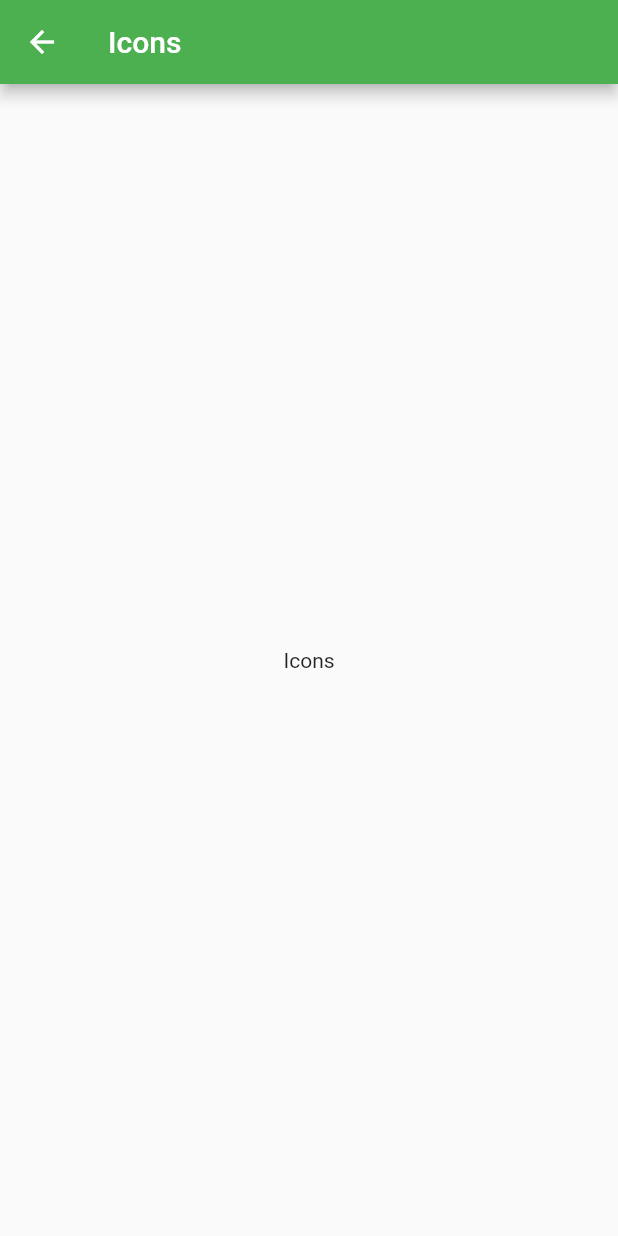
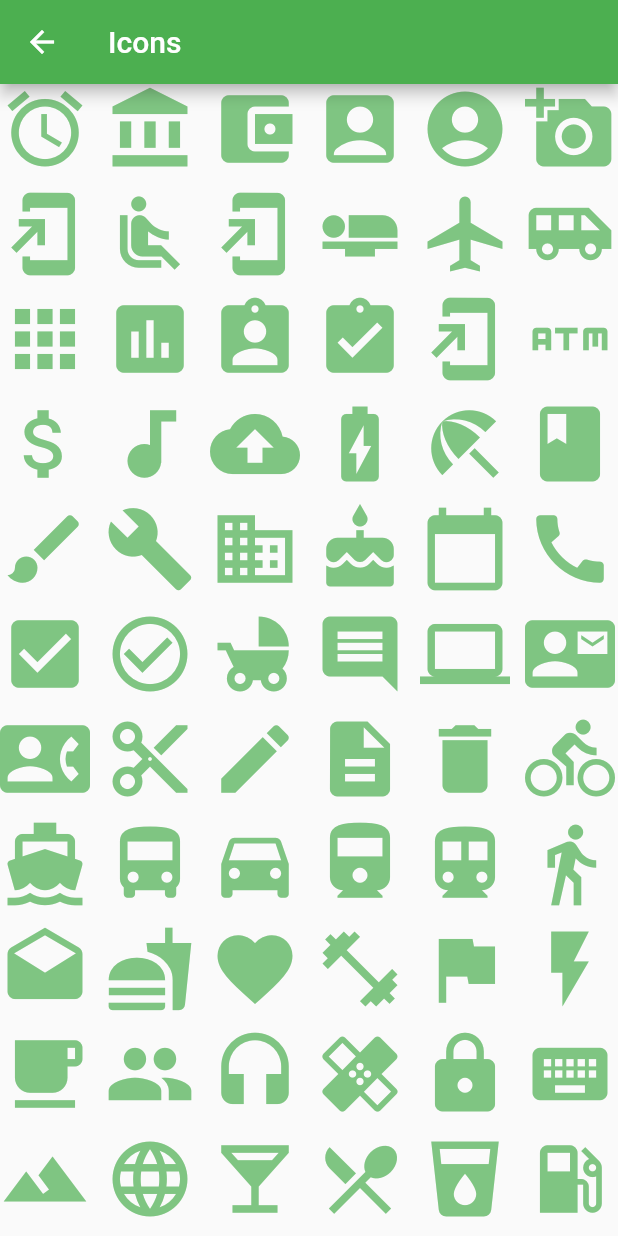
Before and after one commit to sumithpdd/flutterinmotion, a Flutter app: the IconsPage screen opened directly, on a phone screen of 412 x 824 dp. Run offline on Flutter 3.47's test engine with Material 2 defaults, Android fonts, the phone set to English and light mode, and no system bars.

Commit message:
Forms , account, type and icons

```diff
--- /dev/null
+++ b/spend_tracker/lib/pages/icons/icon_list.dart
@@ -0,0 +1,99 @@
+import 'package:flutter/material.dart';
+
+final icons = [
+  Icons.access_alarm,
+  Icons.account_balance,
+  Icons.account_balance_wallet,
+  Icons.account_box,
+  Icons.account_circle,
+  Icons.add_a_photo,
+  Icons.add_to_home_screen,
+  Icons.airline_seat_recline_normal,
+  Icons.add_to_home_screen,
+  Icons.airline_seat_flat,
+  Icons.airplanemode_active,
+  Icons.airport_shuttle,
+  Icons.apps,
+  Icons.assessment,
+  Icons.assignment_ind,
+  Icons.assignment_turned_in,
+  Icons.add_to_home_screen,
+  Icons.atm,
+  Icons.attach_money,
+  Icons.audiotrack,
+  Icons.backup,
+  Icons.battery_charging_full,
+  Icons.beach_access,
+  Icons.book,
+  Icons.brush,
+  Icons.build,
+  Icons.business,
+  Icons.cake,
+  Icons.calendar_today,
+  Icons.call,
+  Icons.check_box,
+  Icons.check_circle_outline,
+  Icons.child_friendly,
+  Icons.comment,
+  Icons.computer,
+  Icons.contact_mail,
+  Icons.contact_phone,
+  Icons.content_cut,
+  Icons.create,
+  Icons.description,
+  Icons.delete,
+  Icons.directions_bike,
+  Icons.directions_boat,
+  Icons.directions_bus,
+  Icons.directions_car,
+  Icons.directions_railway,
+  Icons.directions_subway,
+  Icons.directions_walk,
+  Icons.drafts,
+  Icons.fastfood,
+  Icons.favorite,
+  Icons.fitness_center,
+  Icons.flag,
+  Icons.flash_on,
+  Icons.free_breakfast,
+  Icons.group,
+  Icons.headset,
+  Icons.healing,
+  Icons.https,
+  Icons.keyboard,
+  Icons.landscape,
+  Icons.language,
+  Icons.local_bar,
+  Icons.local_dining,
+  Icons.local_drink,
+  Icons.local_gas_station,
+  Icons.local_parking,
+  Icons.local_pharmacy,
+  Icons.local_convenience_store,
+  Icons.local_movies,
+  Icons.local_taxi,
+  Icons.motorcycle,
+  Icons.mouse,
+  Icons.movie,
+  Icons.music_note,
+  Icons.notifications,
+  Icons.panorama,
+  Icons.people,
+  Icons.pets,
+  Icons.pool,
+  Icons.power,
+  Icons.print,
+  Icons.receipt,
+  Icons.redeem,
+  Icons.restaurant,
+  Icons.restaurant_menu,
+  Icons.rowing,
+  Icons.school,
+  Icons.shopping_basket,
+  Icons.shopping_cart,
+  Icons.spa,
+  Icons.voicemail,
+  Icons.vpn_key,
+  Icons.wc,
+  Icons.work
+];
--- a/spend_tracker/lib/pages/icons/icons_page.dart
+++ b/spend_tracker/lib/pages/icons/icons_page.dart
@@ -1,15 +1,35 @@
+import 'package:flutter/material.dart';
 
-import 'package:flutter/material.dart';
+import 'icon_list.dart';
 
 class IconsPage extends StatelessWidget {
   @override
   Widget build(BuildContext context) {
+    var color = Theme.of(context).primaryColor;
     return Scaffold(
       appBar: AppBar(
         title: const Text('Icons'),
       ),
-      body: Center(
-        child: const Text('Icons'),
+      body: SingleChildScrollView(
+        child: Wrap(
+          spacing: 10,
+          runSpacing: 10,
+          children: icons.map(
+            (iconData) => InkWell(
+              child: Opacity(
+                opacity: .7,
+                child: Icon(
+                  iconData,
+                  size: 60,
+                  color: color,
+                ),
+              ),
+              onTap: (){
+                Navigator.of(context).pop<IconData>(iconData);
+              },
+            ),
+          ).toList(),
+        ),
       ),
     );
   }
--- a/spend_tracker/lib/routes.dart
+++ b/spend_tracker/lib/routes.dart
@@ -3,7 +3,7 @@ import 'package:spend_tracker/pages/index.dart';
 
 final routes = {
   '/': (BuildContext context) => HomePage(),
-  '/accounts': (BuildContext context) => AccountPage(),
+  '/accounts': (BuildContext context) => AccountsPage(),
   '/items': (BuildContext context) => ItemsPage(),
   '/types': (BuildContext context) => TypePage(),
 };
```
Also changed, not shown: spend_tracker/lib/pages/accounts/account_page.dart (+76 -8 lines), spend_tracker/lib/pages/accounts/accounts_page.dart (+15 -1 lines), spend_tracker/lib/pages/home/widgets/menu.dart (+6 -5 lines), spend_tracker/lib/pages/icons/icon_holder.dart (added, +41 -0 lines), spend_tracker/lib/pages/types/types_page.dart (+15 -0 lines).
